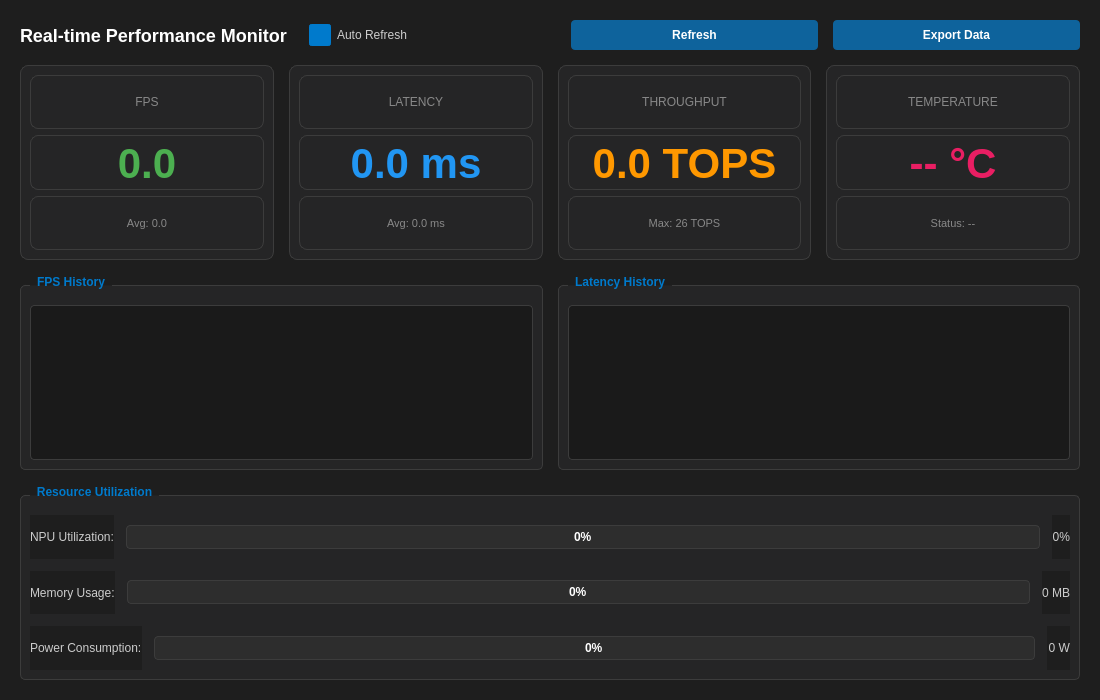
This is HailoRT-Ui/ui/tabs/monitor_tab.ui in kuks2309/Hailo-H8 as Qt 5 draws it before an edit. The edited form follows.
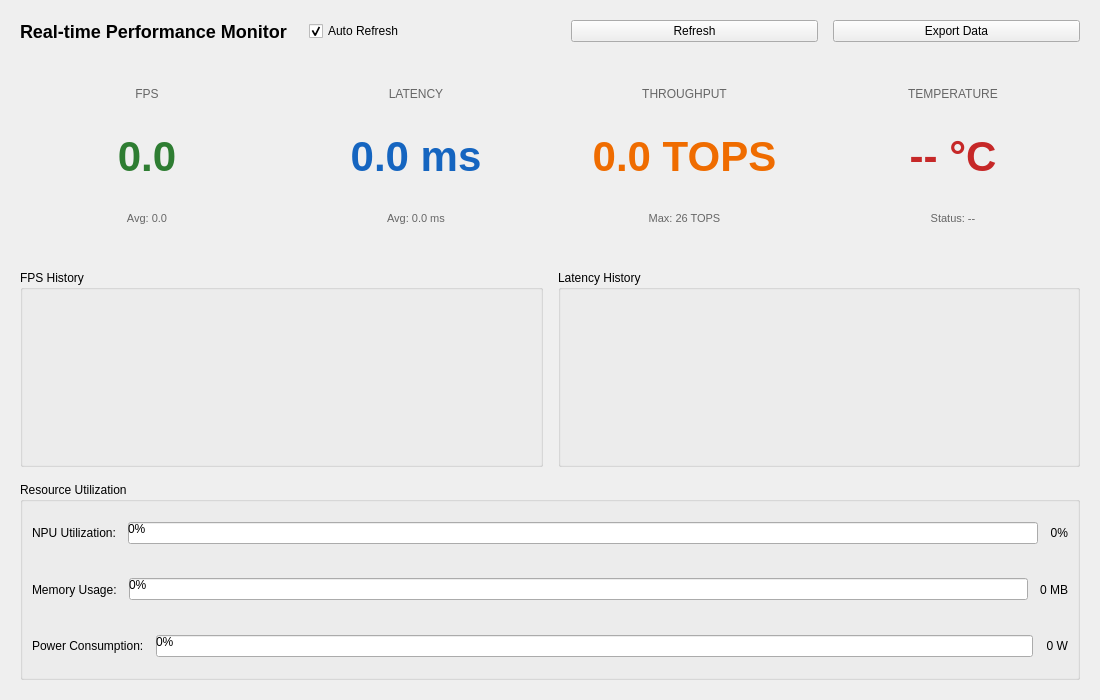
This is the edited form.

Diff of the .ui file:
```diff
--- a/HailoRT-Ui/ui/tabs/monitor_tab.ui
+++ b/HailoRT-Ui/ui/tabs/monitor_tab.ui
@@ -10,73 +10,6 @@
     <height>700</height>
    </rect>
   </property>
-  <property name="styleSheet">
-   <string notr="true">
-    QWidget {
-      background-color: #1e1e1e;
-      color: #cccccc;
-    }
-    QGroupBox {
-      font-weight: bold;
-      border: 1px solid #3c3c3c;
-      border-radius: 5px;
-      margin-top: 10px;
-      padding-top: 10px;
-      background-color: #252526;
-    }
-    QGroupBox::title {
-      subcontrol-origin: margin;
-      left: 10px;
-      padding: 0 5px;
-      color: #007acc;
-    }
-    QFrame.statCard {
-      background-color: #252526;
-      border: 1px solid #3c3c3c;
-      border-radius: 8px;
-      padding: 15px;
-    }
-    QProgressBar {
-      border: 1px solid #3c3c3c;
-      border-radius: 4px;
-      text-align: center;
-      background-color: #2d2d2d;
-      color: white;
-      font-weight: bold;
-    }
-    QProgressBar::chunk {
-      border-radius: 3px;
-    }
-    QPushButton {
-      background-color: #0e639c;
-      color: white;
-      border: none;
-      padding: 8px 16px;
-      border-radius: 4px;
-      font-weight: bold;
-    }
-    QPushButton:hover {
-      background-color: #1177bb;
-    }
-    QCheckBox {
-      color: #cccccc;
-    }
-    QCheckBox::indicator {
-      width: 18px;
-      height: 18px;
-    }
-    QCheckBox::indicator:unchecked {
-      border: 2px solid #555555;
-      background-color: #2d2d2d;
-      border-radius: 3px;
-    }
-    QCheckBox::indicator:checked {
-      border: 2px solid #007acc;
-      background-color: #007acc;
-      border-radius: 3px;
-    }
-   </string>
-  </property>
   <layout class="QVBoxLayout" name="mainLayout">
    <property name="spacing">
     <number>15</number>
@@ -101,7 +34,7 @@
         <string>Real-time Performance Monitor</string>
        </property>
        <property name="styleSheet">
-        <string notr="true">font-size: 18px; font-weight: bold; color: #ffffff;</string>
+        <string notr="true">font-size: 18px; font-weight: bold; color: #000000;</string>
        </property>
       </widget>
      </item>
@@ -145,15 +78,6 @@
      </property>
      <item>
       <widget class="QFrame" name="cardFps">
-       <property name="styleSheet">
-        <string notr="true">
-         QFrame {
-           background-color: #252526;
-           border: 1px solid #3c3c3c;
-           border-radius: 8px;
-         }
-        </string>
-       </property>
        <layout class="QVBoxLayout" name="fpsCardLayout">
         <item>
          <widget class="QLabel" name="lblFpsTitle">
@@ -161,7 +85,7 @@
            <string>FPS</string>
           </property>
           <property name="styleSheet">
-           <string notr="true">color: #888888; font-size: 12px;</string>
+           <string notr="true">color: #666666; font-size: 12px;</string>
           </property>
           <property name="alignment">
            <set>Qt::AlignCenter</set>
@@ -174,7 +98,7 @@
            <string>0.0</string>
           </property>
           <property name="styleSheet">
-           <string notr="true">font-size: 42px; font-weight: bold; color: #4caf50;</string>
+           <string notr="true">font-size: 42px; font-weight: bold; color: #2e7d32;</string>
           </property>
           <property name="alignment">
            <set>Qt::AlignCenter</set>
@@ -187,7 +111,7 @@
            <string>Avg: 0.0</string>
           </property>
           <property name="styleSheet">
-           <string notr="true">color: #888888; font-size: 11px;</string>
+           <string notr="true">color: #666666; font-size: 11px;</string>
           </property>
           <property name="alignment">
            <set>Qt::AlignCenter</set>
@@ -199,15 +123,6 @@
      </item>
      <item>
       <widget class="QFrame" name="cardLatency">
-       <property name="styleSheet">
-        <string notr="true">
-         QFrame {
-           background-color: #252526;
-           border: 1px solid #3c3c3c;
-           border-radius: 8px;
-         }
-        </string>
-       </property>
        <layout class="QVBoxLayout" name="latencyCardLayout">
         <item>
          <widget class="QLabel" name="lblLatencyTitle">
@@ -215,7 +130,7 @@
            <string>LATENCY</string>
           </property>
           <property name="styleSheet">
-           <string notr="true">color: #888888; font-size: 12px;</string>
+           <string notr="true">color: #666666; font-size: 12px;</string>
           </property>
           <property name="alignment">
            <set>Qt::AlignCenter</set>
@@ -228,7 +143,7 @@
            <string>0.0 ms</string>
           </property>
           <property name="styleSheet">
-           <string notr="true">font-size: 42px; font-weight: bold; color: #2196f3;</string>
+           <string notr="true">font-size: 42px; font-weight: bold; color: #1565c0;</string>
           </property>
           <property name="alignment">
            <set>Qt::AlignCenter</set>
@@ -241,7 +156,7 @@
            <string>Avg: 0.0 ms</string>
           </property>
           <property name="styleSheet">
-           <string notr="true">color: #888888; font-size: 11px;</string>
+           <string notr="true">color: #666666; font-size: 11px;</string>
           </property>
           <property name="alignment">
            <set>Qt::AlignCenter</set>
@@ -253,15 +168,6 @@
      </item>
      <item>
       <widget class="QFrame" name="cardThroughput">
-       <property name="styleSheet">
-        <string notr="true">
-         QFrame {
-           background-color: #252526;
-           border: 1px solid #3c3c3c;
-           border-radius: 8px;
-         }
-        </string>
-       </property>
        <layout class="QVBoxLayout" name="throughputCardLayout">
         <item>
          <widget class="QLabel" name="lblThroughputTitle">
@@ -269,7 +175,7 @@
            <string>THROUGHPUT</string>
           </property>
           <property name="styleSheet">
-           <string notr="true">color: #888888; font-size: 12px;</string>
+           <string notr="true">color: #666666; font-size: 12px;</string>
           </property>
           <property name="alignment">
            <set>Qt::AlignCenter</set>
@@ -282,7 +188,7 @@
            <string>0.0 TOPS</string>
           </property>
           <property name="styleSheet">
-           <string notr="true">font-size: 42px; font-weight: bold; color: #ff9800;</string>
+           <string notr="true">font-size: 42px; font-weight: bold; color: #ef6c00;</string>
           </property>
           <property name="alignment">
            <set>Qt::AlignCenter</set>
@@ -295,7 +201,7 @@
            <string>Max: 26 TOPS</string>
           </property>
           <property name="styleSheet">
-           <string notr="true">color: #888888; font-size: 11px;</string>
+           <string notr="true">color: #666666; font-size: 11px;</string>
           </property>
           <property name="alignment">
            <set>Qt::AlignCenter</set>
@@ -307,15 +213,6 @@
      </item>
      <item>
       <widget class="QFrame" name="cardTemp">
-       <property name="styleSheet">
-        <string notr="true">
-         QFrame {
-           background-color: #252526;
-           border: 1px solid #3c3c3c;
-           border-radius: 8px;
-         }
-        </string>
-       </property>
        <layout class="QVBoxLayout" name="tempCardLayout">
         <item>
          <widget class="QLabel" name="lblTempTitle">
@@ -323,7 +220,7 @@
            <string>TEMPERATURE</string>
           </property>
           <property name="styleSheet">
-           <string notr="true">color: #888888; font-size: 12px;</string>
+           <string notr="true">color: #666666; font-size: 12px;</string>
           </property>
           <property name="alignment">
            <set>Qt::AlignCenter</set>
@@ -336,7 +233,7 @@
            <string>-- °C</string>
           </property>
           <property name="styleSheet">
-           <string notr="true">font-size: 42px; font-weight: bold; color: #e91e63;</string>
+           <string notr="true">font-size: 42px; font-weight: bold; color: #c62828;</string>
           </property>
           <property name="alignment">
            <set>Qt::AlignCenter</set>
@@ -349,7 +246,7 @@
            <string>Status: --</string>
           </property>
           <property name="styleSheet">
-           <string notr="true">color: #888888; font-size: 11px;</string>
+           <string notr="true">color: #666666; font-size: 11px;</string>
           </property>
           <property name="alignment">
            <set>Qt::AlignCenter</set>
@@ -377,15 +274,6 @@
           <property name="minimumHeight">
            <number>200</number>
           </property>
-          <property name="styleSheet">
-           <string notr="true">
-            QFrame {
-              background-color: #1a1a1a;
-              border: 1px solid #3c3c3c;
-              border-radius: 4px;
-            }
-           </string>
-          </property>
          </widget>
         </item>
        </layout>
@@ -402,15 +290,6 @@
           <property name="minimumHeight">
            <number>200</number>
           </property>
-          <property name="styleSheet">
-           <string notr="true">
-            QFrame {
-              background-color: #1a1a1a;
-              border: 1px solid #3c3c3c;
-              border-radius: 4px;
-            }
-           </string>
-          </property>
          </widget>
         </item>
        </layout>
@@ -448,7 +327,7 @@
            <number>25</number>
           </property>
           <property name="styleSheet">
-           <string notr="true">QProgressBar::chunk { background-color: #4caf50; }</string>
+           <string notr="true">QProgressBar::chunk { background-color: #2e7d32; }</string>
           </property>
          </widget>
         </item>
@@ -488,7 +367,7 @@
            <number>25</number>
           </property>
           <property name="styleSheet">
-           <string notr="true">QProgressBar::chunk { background-color: #2196f3; }</string>
+           <string notr="true">QProgressBar::chunk { background-color: #1565c0; }</string>
           </property>
          </widget>
         </item>
@@ -531,7 +410,7 @@
            <number>25</number>
           </property>
           <property name="styleSheet">
-           <string notr="true">QProgressBar::chunk { background-color: #ff9800; }</string>
+           <string notr="true">QProgressBar::chunk { background-color: #ef6c00; }</string>
           </property>
          </widget>
         </item>
```
